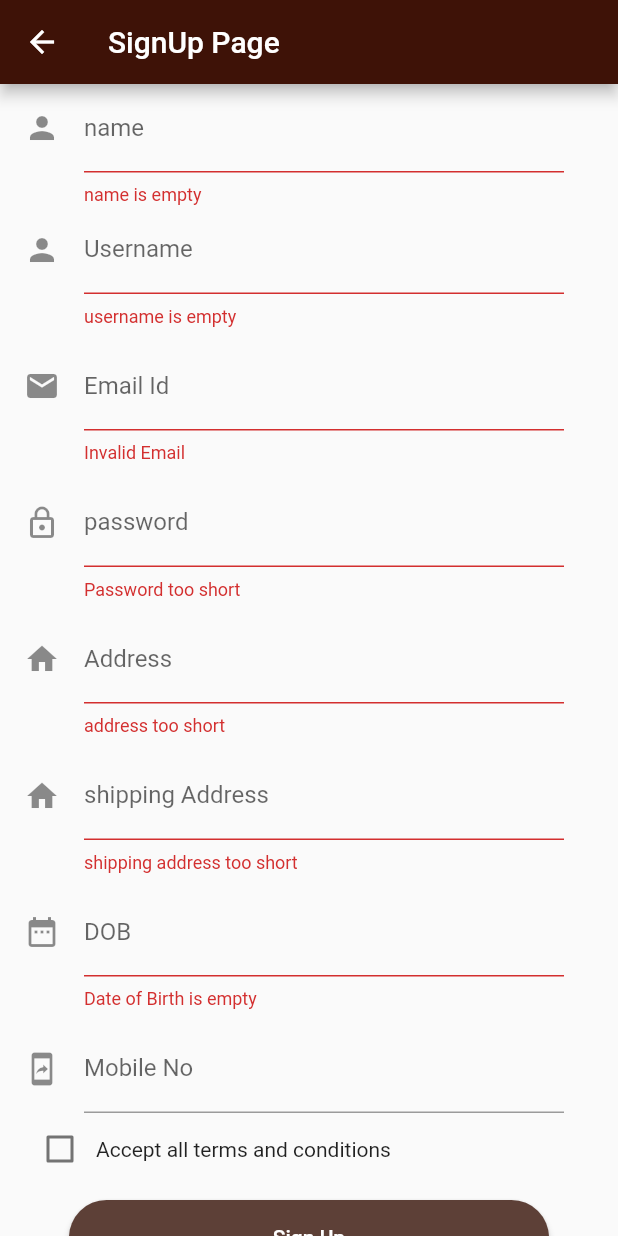
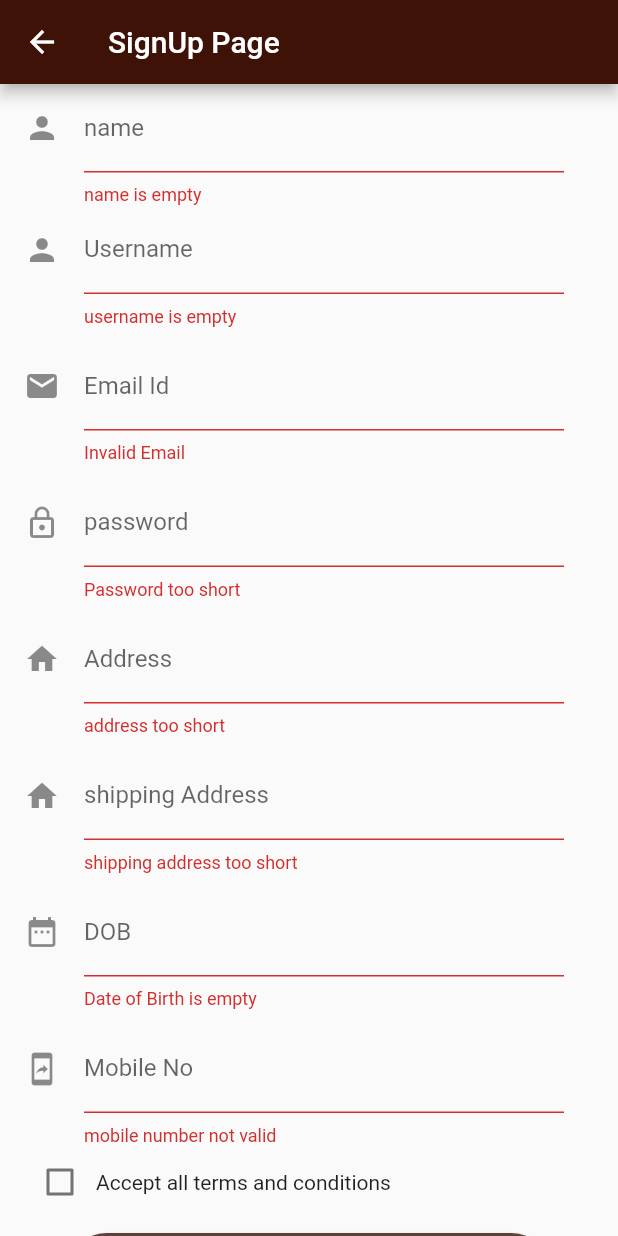
Before and after one commit to rahulkonda94/LocalDataBase, a Flutter app: the SignUpPage screen opened by its route, after a tap on "Sign Up", on a phone screen of 412 x 824 dp. Run offline on Flutter 3.47's test engine with Material 2 defaults, Android fonts, the phone set to English and light mode, and no system bars; our stand-ins replace sqflite; accounts and stored records are empty.

Commit message:
bugs fixed

```diff
--- a/lib/database/SignupDb_helper.dart
+++ b/lib/database/SignupDb_helper.dart
@@ -50,7 +50,7 @@ class SignUpDatabaseHelper {
   void _createDb(Database db, int newVersion) async {
     try {
       await db.execute(
-          'CREATE TABLE $registrationTable( $colName TEXT, $colUsername TEXT, $colEmail TEXT PRIMARY KEY, $colPassword TEXT, $colLocation TEXT, $colShippingAddress TEXT, $colDob INTEGER,$colMobile INTEGER,$colPrivacyPolicy INTEGER)');
+          'CREATE TABLE $registrationTable( $colName TEXT, $colUsername TEXT, $colEmail TEXT PRIMARY KEY, $colPassword TEXT, $colLocation TEXT, $colShippingAddress TEXT, $colDob TEXT,$colMobile INTEGER,$colPrivacyPolicy INTEGER)');
     } catch (e) {
       print(e);
     }
--- a/lib/main.dart
+++ b/lib/main.dart
@@ -15,7 +15,7 @@ class MyApp extends StatelessWidget {
   Widget build(BuildContext context) {
     return MaterialApp(
       debugShowCheckedModeBanner: false,
-      title: 'Flutter Demo',
+      title: 'Task 1',
       theme: ThemeData(
         primarySwatch: Colors.brown,
       ),
--- a/lib/model/SignUpDetail.dart
+++ b/lib/model/SignUpDetail.dart
@@ -6,7 +6,7 @@ class SignUpDetail {
   String location;
   String shippingAddress;
   int mobile;
-  int dob;
+  String dob;
   int privacyPolicy;
 
   Map<String, dynamic> toMap() {
--- a/lib/screens/signUp/SignUpPage.dart
+++ b/lib/screens/signUp/SignUpPage.dart
@@ -1,5 +1,4 @@
 import 'package:flutter/material.dart';
-import 'package:flutter_masked_text/flutter_masked_text.dart';
 import '../../model/SignUpDetail.dart';
 import './SignUpAbstract.dart';
 import './SignUpPresenter.dart';
@@ -16,7 +15,6 @@ class SignUpPage extends StatefulWidget {
 
 class _SignUpPageState extends State<SignUpPage> implements AbstractSignUpPage {
   GlobalKey<ScaffoldState> scaffoldKey;
-  MaskedTextController dobController = MaskedTextController(mask: '00/00/0000');
 
   SignUpDetail signUpDetail;
   AbstractSignUpPresenter presenter;
@@ -157,16 +155,15 @@ class _SignUpPageState extends State<SignUpPage> implements AbstractSignUpPage {
             Container(
               child: Container(
                 child: TextFormField(
-                  controller: dobController,
-                  keyboardType: TextInputType.number,
+                  keyboardType: TextInputType.datetime,
                   decoration: InputDecoration(
-                    hintText: 'DD/MM/YYYY',
+                    hintText: 'DD-MM-YYYY',
                     labelText: 'DOB',
                     icon: const Icon(Icons.date_range),
                   ),
                   validator: (val) =>
                       val.length == 0 ? 'Date of Birth is empty' : null,
-                  onSaved: (val) => signUpDetail.dob = int.parse(val),
+                  onSaved: (val) => signUpDetail.dob = val,
                 ),
                 padding: const EdgeInsets.only(right: 20.0),
               ),
@@ -182,7 +179,7 @@ class _SignUpPageState extends State<SignUpPage> implements AbstractSignUpPage {
                     icon: const Icon(Icons.mobile_screen_share),
                   ),
                   validator: (val) =>
-                      val.length == 10 ? 'mobile number not valid' : null,
+                      val.length != 10 ? 'mobile number not valid' : null,
                   onSaved: (val) => signUpDetail.mobile = int.parse(val),
                 ),
                 padding: const EdgeInsets.only(right: 20.0),
--- a/lib/screens/signUp/SignUpPresenter.dart
+++ b/lib/screens/signUp/SignUpPresenter.dart
@@ -14,6 +14,7 @@ class SignUpPresenter implements AbstractSignUpPresenter {
   @override
   void onSignUp(SignUpDetail signUpDetail) async {
     final Future<Database> dbFuture = databaseHelper.initializeDatabase();
+    print(123);
     try {
     int result = await databaseHelper.insertMember(signUpDetail);
       if (result != 0) {
```
